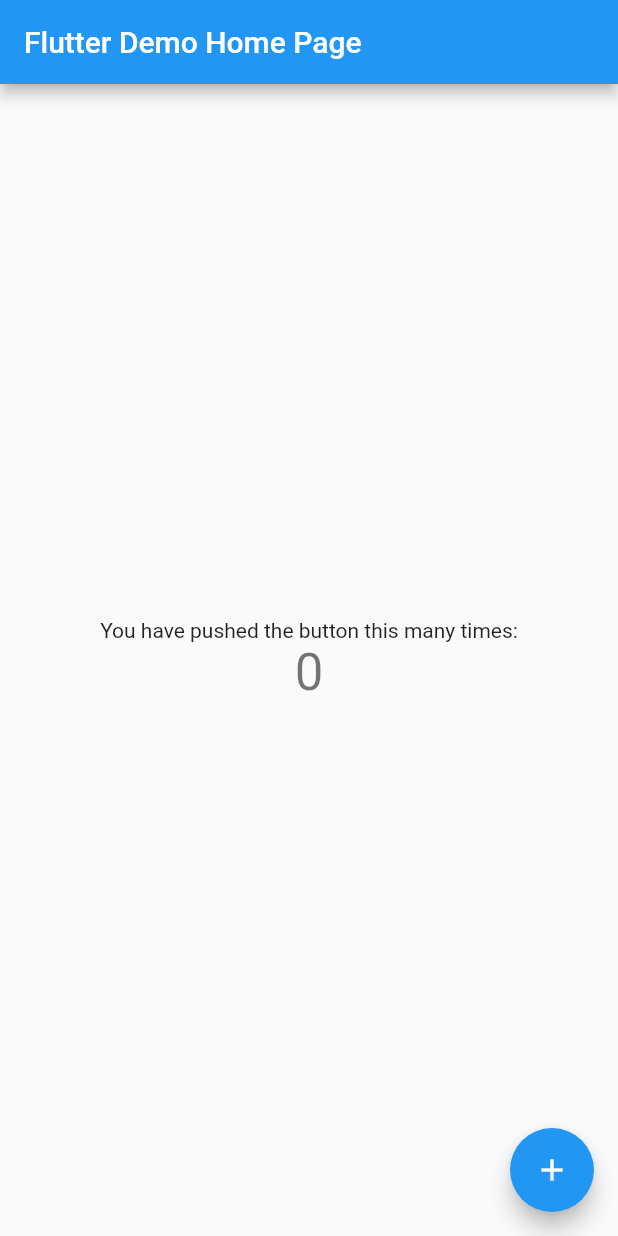
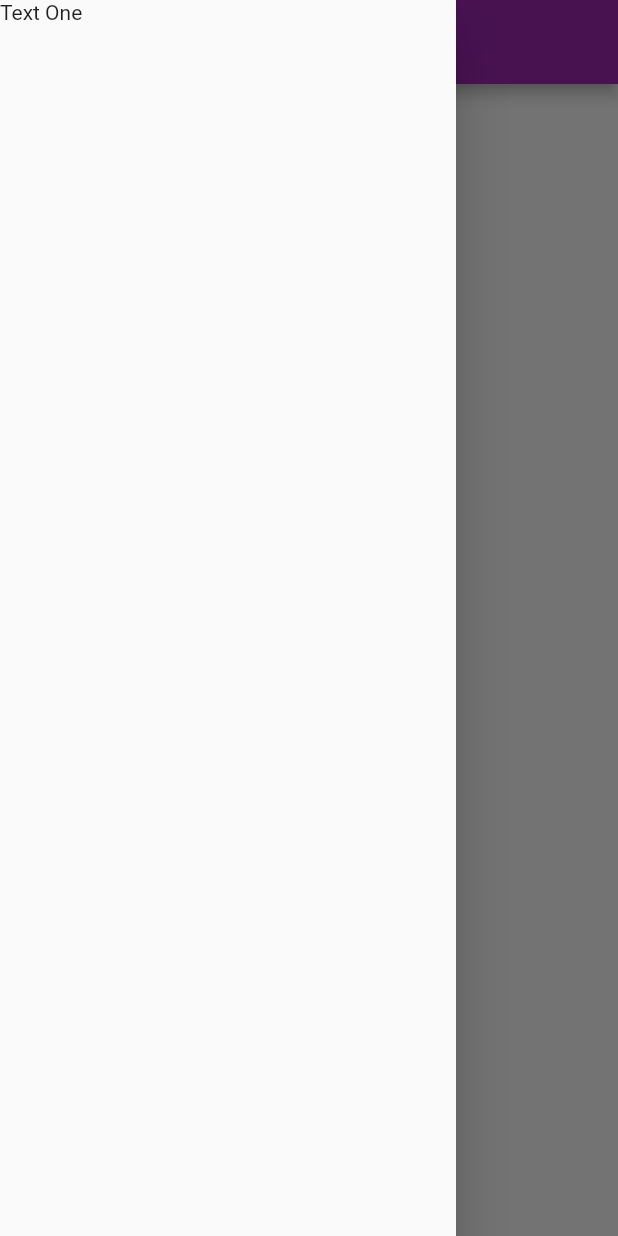
Before and after one commit to HossamMuhammedOmar/Study_Jam, a Flutter app: the screen it shows after launch, with the side drawer open (before the commit the screen has no drawer), on a phone screen of 412 x 824 dp. Run offline on Flutter 3.47's test engine with Material 2 defaults, Android fonts, the phone set to English and light mode, and no system bars; Roboto replaces fonts that are missing (ConcertOne).

Commit message:
update project

```diff
--- a/lib/main.dart
+++ b/lib/main.dart
@@ -1,117 +1,16 @@
 import 'package:flutter/material.dart';
+import 'src/screens/home_screen.dart';
+import 'src/utils/theme.dart';
 
 void main() {
-  runApp(MyApp());
+  runApp(App());
 }
 
-class MyApp extends StatelessWidget {
-  // This widget is the root of your application.
-  @override
-  Widget build(BuildContext context) {
+class App extends StatelessWidget {
+  Widget build(context) {
     return MaterialApp(
-      title: 'Flutter Demo',
-      theme: ThemeData(
-        // This is the theme of your application.
-        //
-        // Try running your application with "flutter run". You'll see the
-        // application has a blue toolbar. Then, without quitting the app, try
-        // changing the primarySwatch below to Colors.green and then invoke
-        // "hot reload" (press "r" in the console where you ran "flutter run",
-        // or simply save your changes to "hot reload" in a Flutter IDE).
-        // Notice that the counter didn't reset back to zero; the application
-        // is not restarted.
-        primarySwatch: Colors.blue,
-        // This makes the visual density adapt to the platform that you run
-        // the app on. For desktop platforms, the controls will be smaller and
-        // closer together (more dense) than on mobile platforms.
-        visualDensity: VisualDensity.adaptivePlatformDensity,
-      ),
-      home: MyHomePage(title: 'Flutter Demo Home Page'),
+      theme: myThemeData,
+      home: HomeScreen(),
     );
   }
 }
-
-class MyHomePage extends StatefulWidget {
-  MyHomePage({Key key, this.title}) : super(key: key);
-
-  // This widget is the home page of your application. It is stateful, meaning
-  // that it has a State object (defined below) that contains fields that affect
-  // how it looks.
-
-  // This class is the configuration for the state. It holds the values (in this
-  // case the title) provided by the parent (in this case the App widget) and
-  // used by the build method of the State. Fields in a Widget subclass are
-  // always marked "final".
-
-  final String title;
-
-  @override
-  _MyHomePageState createState() => _MyHomePageState();
-}
-
-class _MyHomePageState extends State<MyHomePage> {
-  int _counter = 0;
-
-  void _incrementCounter() {
-    setState(() {
-      // This call to setState tells the Flutter framework that something has
-      // changed in this State, which causes it to rerun the build method below
-      // so that the display can reflect the updated values. If we changed
-      // _counter without calling setState(), then the build method would not be
-      // called again, and so nothing would appear to happen.
-      _counter++;
-    });
-  }
-
-  @override
-  Widget build(BuildContext context) {
-    // This method is rerun every time setState is called, for instance as done
-    // by the _incrementCounter method above.
-    //
-    // The Flutter framework has been optimized to make rerunning build methods
-    // fast, so that you can just rebuild anything that needs updating rather
-    // than having to individually change instances of widgets.
-    return Scaffold(
-      appBar: AppBar(
-        // Here we take the value from the MyHomePage object that was created by
-        // the App.build method, and use it to set our appbar title.
-        title: Text(widget.title),
-      ),
-      body: Center(
-        // Center is a layout widget. It takes a single child and positions it
-        // in the middle of the parent.
-        child: Column(
-          // Column is also a layout widget. It takes a list of children and
-          // arranges them vertically. By default, it sizes itself to fit its
-          // children horizontally, and tries to be as tall as its parent.
-          //
-          // Invoke "debug painting" (press "p" in the console, choose the
-          // "Toggle Debug Paint" action from the Flutter Inspector in Android
-          // Studio, or the "Toggle Debug Paint" command in Visual Studio Code)
-          // to see the wireframe for each widget.
-          //
-          // Column has various properties to control how it sizes itself and
-          // how it positions its children. Here we use mainAxisAlignment to
-          // center the children vertically; the main axis here is the vertical
-          // axis because Columns are vertical (the cross axis would be
-          // horizontal).
-          mainAxisAlignment: MainAxisAlignment.center,
-          children: <Widget>[
-            Text(
-              'You have pushed the button this many times:',
-            ),
-            Text(
-              '$_counter',
-              style: Theme.of(context).textTheme.headline4,
-            ),
-          ],
-        ),
-      ),
-      floatingActionButton: FloatingActionButton(
-        onPressed: _incrementCounter,
-        tooltip: 'Increment',
-        child: Icon(Icons.add),
-      ), // This trailing comma makes auto-formatting nicer for build methods.
-    );
-  }
-}
--- /dev/null
+++ b/lib/src/screens/home_screen.dart
@@ -0,0 +1,17 @@
+import 'package:flutter/material.dart';
+import '../widgets/drawer.dart';
+
+class HomeScreen extends StatelessWidget {
+  @override
+  Widget build(BuildContext context) {
+    return Scaffold(
+      appBar: AppBar(
+        title: Text('Home Page'),
+      ),
+      drawer: MyDrawer(),
+      body: Center(
+        child: Text('Home Screen'),
+      ),
+    );
+  }
+}
--- /dev/null
+++ b/lib/src/utils/theme.dart
@@ -0,0 +1,6 @@
+import 'package:flutter/material.dart';
+
+ThemeData myThemeData = ThemeData(
+  primarySwatch: Colors.purple,
+  fontFamily: 'ConcertOne',
+);
--- /dev/null
+++ b/lib/src/widgets/drawer.dart
@@ -0,0 +1,14 @@
+import 'package:flutter/material.dart';
+
+class MyDrawer extends StatelessWidget {
+  @override
+  Widget build(BuildContext context) {
+    return Drawer(
+      child: ListView(
+        children: <Widget>[
+          Text('Text One'),
+        ],
+      ),
+    );
+  }
+}
```
Also changed, not shown: pubspec.yaml (+5 -8 lines), lib/src/assets/fonts/ConcertOne-Regular.ttf (added), 1 other file.
